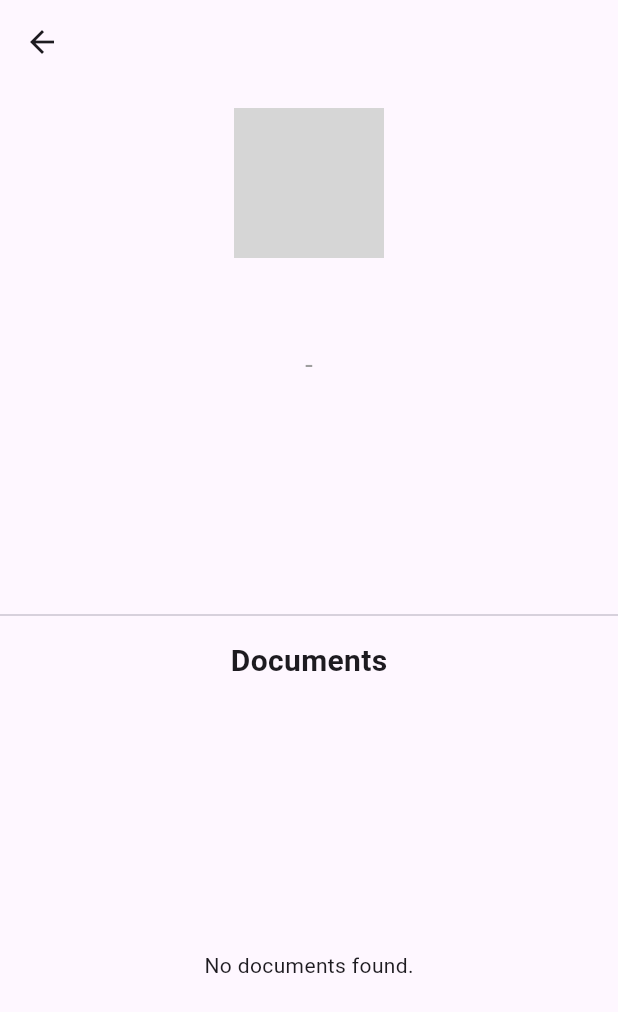
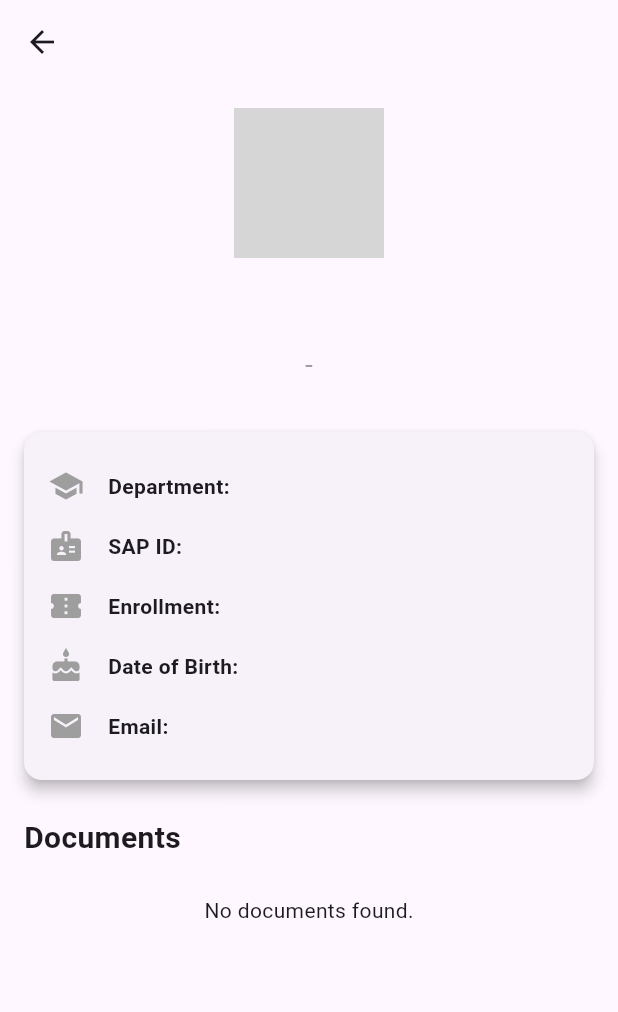
Before and after one commit to vivekdeshmukh96/SmartDoc, a Flutter app: the StudentProfileScreen screen opened directly with empty values, on a phone screen of 412 x 824 dp. Shown: the top 1012 px of the screen. Run offline on Flutter 3.47's test engine with Material 3 defaults, Android fonts, the phone set to English and light mode, and no system bars; our stand-ins replace cloud_firestore, file_picker, firebase_auth, firebase_core, image_picker, permission_handler and 2 more; missing offline and left inert: google_mlkit_document_scanner, google_mlkit_text_recognition; accounts and stored records are empty; network calls fail; grey boxes are pictures that could not be loaded.

Commit message:
feat: redesign student profile screen

```diff
--- a/lib/models/document.dart
+++ b/lib/models/document.dart
@@ -17,6 +17,9 @@ class Document {
   final String? verificationDate;
   final String? comments;
   final String? downloadUrl;
+  final String? type;
+  final String? url;
+
 
   Document({
     required this.id,
@@ -30,6 +33,8 @@ class Document {
     this.verificationDate,
     this.comments,
     this.downloadUrl,
+    this.type,
+    this.url,
   });
 
   factory Document.fromFirestore(Map<String, dynamic> data, String documentId) {
@@ -48,6 +53,8 @@ class Document {
       verificationDate: data['verificationDate'],
       comments: data['comments'],
       downloadUrl: data['downloadUrl'],
+      type: data['type'],
+      url: data['url'],
     );
   }
 
@@ -63,6 +70,8 @@ class Document {
       'verificationDate': verificationDate,
       'comments': comments,
       'downloadUrl': downloadUrl,
+      'type': type,
+      'url': url,
     };
   }
 
@@ -78,6 +87,8 @@ class Document {
     String? verificationDate,
     String? comments,
     String? downloadUrl,
+    String? type,
+    String? url,
   }) {
     return Document(
       id: id ?? this.id,
@@ -91,6 +102,8 @@ class Document {
       verificationDate: verificationDate ?? this.verificationDate,
       comments: comments ?? this.comments,
       downloadUrl: downloadUrl ?? this.downloadUrl,
+      type: type ?? this.type,
+      url: url ?? this.url,
     );
   }
 }
--- a/lib/screens/faculty/student_profile_screen.dart
+++ b/lib/screens/faculty/student_profile_screen.dart
@@ -3,6 +3,7 @@ import 'package:flutter/material.dart';
 import 'package:smart_doc/models/user.dart';
 import 'package:cloud_firestore/cloud_firestore.dart';
 import 'package:smart_doc/models/document.dart' as doc;
+import 'package:url_launcher/url_launcher.dart';
 
 class StudentProfileScreen extends StatelessWidget {
   final User user;
@@ -14,10 +15,12 @@ class StudentProfileScreen extends StatelessWidget {
     return Scaffold(
       appBar: AppBar(
         title: Text(user.name ?? 'Student Profile'),
+        elevation: 0,
       ),
-      body: Column(
-        children: [
-          Padding(
+      body: CustomScrollView(
+        slivers: [
+          SliverToBoxAdapter(
+            child: Padding(
               padding: const EdgeInsets.all(16.0),
               child: Column(
                 children: [
@@ -28,48 +31,50 @@ class StudentProfileScreen extends StatelessWidget {
                   const SizedBox(height: 16),
                   Text(
                     user.name ?? 'No Name',
-                  style: const TextStyle(fontSize: 24, fontWeight: FontWeight.bold),
+                    style: const TextStyle(
+                        fontSize: 24, fontWeight: FontWeight.bold),
                   ),
                   const SizedBox(height: 8),
                   Text(
                     '${user.year ?? ''} - ${user.section ?? ''}',
                     style: const TextStyle(fontSize: 18, color: Colors.grey),
                   ),
-                Text(
-                  '${user.department ?? ''}',
-                  style: const TextStyle(fontSize: 18, color: Colors.grey),
-                ),
-                Text(
-                  '${user.sapid ?? ''}',
-                  style: const TextStyle(fontSize: 18, color: Colors.grey),
-                ),
-                Text(
-                  '${user.enrollnment ?? ''}',
-                  style: const TextStyle(fontSize: 18, color: Colors.grey),
-                ),
-                Text(
-                  '${user.dob ?? ''}',
-                  style: const TextStyle(fontSize: 18, color: Colors.grey),
-                ),
-                 Text(
-                  '${user.email ?? ''}',
-                  style: const TextStyle(fontSize: 18, color: Colors.grey),
-                ),
-
-
                 ],
               ),
             ),
-          const Divider(),
-          const Padding(
-            padding: EdgeInsets.all(8.0),
+          ),
+          SliverToBoxAdapter(
+            child: Card(
+              margin: const EdgeInsets.all(16.0),
+              elevation: 4,
+              shape: RoundedRectangleBorder(
+                borderRadius: BorderRadius.circular(12),
+              ),
+              child: Padding(
+                padding: const EdgeInsets.all(16.0),
+                child: Column(
+                  crossAxisAlignment: CrossAxisAlignment.start,
+                  children: [
+                    _buildDetailRow(Icons.school, 'Department', user.department),
+                    _buildDetailRow(Icons.badge, 'SAP ID', user.sapid),
+                    _buildDetailRow(Icons.confirmation_number, 'Enrollment', user.enrollnment),
+                    _buildDetailRow(Icons.cake, 'Date of Birth', user.dob),
+                    _buildDetailRow(Icons.email, 'Email', user.email),
+                  ],
+                ),
+              ),
+            ),
+          ),
+          const SliverToBoxAdapter(
+            child: Padding(
+              padding: EdgeInsets.symmetric(horizontal: 16.0, vertical: 8.0),
               child: Text(
                 'Documents',
                 style: TextStyle(fontSize: 20, fontWeight: FontWeight.bold),
               ),
             ),
-          Expanded(
-            child: StreamBuilder<QuerySnapshot>(
+          ),
+          StreamBuilder<QuerySnapshot>(
             stream: FirebaseFirestore.instance
                 .collection('users')
                 .doc(user.id)
@@ -77,28 +82,76 @@ class StudentProfileScreen extends StatelessWidget {
                 .snapshots(),
             builder: (context, snapshot) {
               if (snapshot.connectionState == ConnectionState.waiting) {
-                  return const Center(child: CircularProgressIndicator());
+                return const SliverToBoxAdapter(
+                  child: Center(child: CircularProgressIndicator()),
+                );
               }
               if (!snapshot.hasData || snapshot.data!.docs.isEmpty) {
-                  return const Center(child: Text('No documents found.'));
+                return const SliverToBoxAdapter(
+                  child: Center(
+                    child: Padding(
+                      padding: EdgeInsets.all(16.0),
+                      child: Text('No documents found.'),
+                    ),
+                  ),
+                );
               }
 
-                return ListView.builder(
-                  itemCount: snapshot.data!.docs.length,
-                  itemBuilder: (context, index) {
+              return SliverList(
+                delegate: SliverChildBuilderDelegate(
+                  (context, index) {
                     final docData = snapshot.data!.docs[index];
-                    final document = doc.Document.fromFirestore(docData.data() as Map<String, dynamic>, docData.id);
+                    final document = doc.Document.fromFirestore(
+                        docData.data() as Map<String, dynamic>, docData.id);
 
-                    return ListTile(
-                      leading: const Icon(Icons.description),
+                    return Card(
+                      margin: const EdgeInsets.symmetric(
+                          horizontal: 16.0, vertical: 8.0),
+                      elevation: 2,
+                      shape: RoundedRectangleBorder(
+                        borderRadius: BorderRadius.circular(10),
+                      ),
+                      child: ListTile(
+                        leading: const Icon(Icons.description, color: Colors.blue),
                         title: Text(document.name ?? 'No Name'),
-                      onTap: () {
-                        // TODO: Handle document tap
+                        subtitle: Text('Type: ${document.type}'),
+                        onTap: () async {
+                          if (document.url != null) {
+                            final Uri url = Uri.parse(document.url!);
+                            if (!await launchUrl(url)) {
+                                throw Exception('Could not launch $url');
+                            }
+                          }
                         },
+                      ),
                     );
                   },
+                  childCount: snapshot.data!.docs.length,
+                ),
               );
             },
+          ),
+        ],
+      ),
+    );
+  }
+
+  Widget _buildDetailRow(IconData icon, String label, String? value) {
+    return Padding(
+      padding: const EdgeInsets.symmetric(vertical: 8.0),
+      child: Row(
+        children: [
+          Icon(icon, color: Colors.grey),
+          const SizedBox(width: 16),
+          Text(
+            '$label:',
+            style: const TextStyle(fontWeight: FontWeight.bold),
+          ),
+          const SizedBox(width: 8),
+          Expanded(
+            child: Text(
+              value ?? 'N/A',
+              overflow: TextOverflow.ellipsis,
             ),
           ),
         ],
```
Lines whose indentation alone changed are shown as unchanged.
